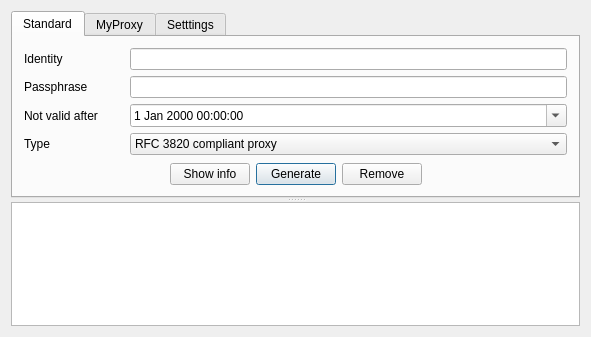
First picture: the form in src/arcproxy-ui/mainwindow.ui, repository jonaslindemann/arc-gui-clients, before the edit.
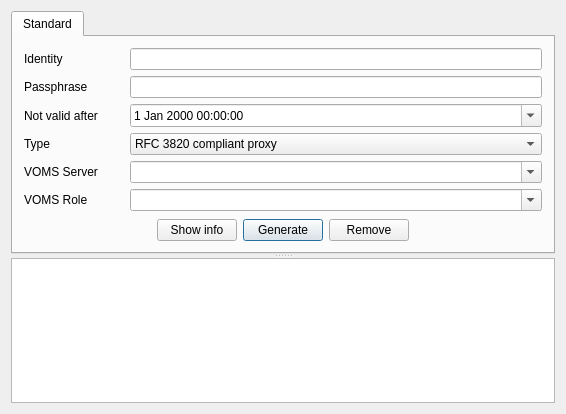
Second picture: the form after the edit.

Commit message: Adding VOMS funtionality in arcproxy-ui

The edit to the form file:
```diff
--- a/src/arcproxy-ui/mainwindow.ui
+++ b/src/arcproxy-ui/mainwindow.ui
@@ -6,8 +6,8 @@
    <rect>
     <x>0</x>
     <y>0</y>
-    <width>591</width>
-    <height>337</height>
+    <width>566</width>
+    <height>414</height>
    </rect>
   </property>
   <property name="windowTitle">
@@ -28,8 +28,6 @@
         <attribute name="title">
          <string>Standard</string>
         </attribute>
-        <layout class="QVBoxLayout" name="verticalLayout_3">
-         <item>
           <layout class="QVBoxLayout" name="verticalLayout_2">
            <item>
             <layout class="QHBoxLayout" name="horizontalLayout">
@@ -158,6 +156,66 @@
              </item>
             </layout>
            </item>
+         <item>
+          <layout class="QHBoxLayout" name="horizontalLayout_6">
+           <item>
+            <widget class="QLabel" name="vomsServerLabel">
+             <property name="minimumSize">
+              <size>
+               <width>100</width>
+               <height>0</height>
+              </size>
+             </property>
+             <property name="text">
+              <string>VOMS Server</string>
+             </property>
+            </widget>
+           </item>
+           <item>
+            <widget class="QComboBox" name="vomsServerCombo">
+             <property name="sizePolicy">
+              <sizepolicy hsizetype="Expanding" vsizetype="Fixed">
+               <horstretch>0</horstretch>
+               <verstretch>0</verstretch>
+              </sizepolicy>
+             </property>
+             <property name="editable">
+              <bool>true</bool>
+             </property>
+            </widget>
+           </item>
+          </layout>
+         </item>
+         <item>
+          <layout class="QHBoxLayout" name="horizontalLayout_7">
+           <item>
+            <widget class="QLabel" name="vomsRoleLabel">
+             <property name="minimumSize">
+              <size>
+               <width>100</width>
+               <height>0</height>
+              </size>
+             </property>
+             <property name="text">
+              <string>VOMS Role</string>
+             </property>
+            </widget>
+           </item>
+           <item>
+            <widget class="QComboBox" name="vomsRoleCombo">
+             <property name="sizePolicy">
+              <sizepolicy hsizetype="Expanding" vsizetype="Fixed">
+               <horstretch>0</horstretch>
+               <verstretch>0</verstretch>
+              </sizepolicy>
+             </property>
+             <property name="editable">
+              <bool>true</bool>
+             </property>
+            </widget>
+           </item>
+          </layout>
+         </item>
            <item>
             <spacer name="verticalSpacer">
              <property name="orientation">
@@ -166,7 +224,7 @@
              <property name="sizeHint" stdset="0">
               <size>
                <width>20</width>
-               <height>18</height>
+             <height>1</height>
               </size>
              </property>
             </spacer>
@@ -229,18 +287,6 @@
             </layout>
            </item>
           </layout>
-         </item>
-        </layout>
-       </widget>
-       <widget class="QWidget" name="myproxyProxyTab">
-        <attribute name="title">
-         <string>MyProxy</string>
-        </attribute>
-       </widget>
-       <widget class="QWidget" name="settingsTab">
-        <attribute name="title">
-         <string>Setttings</string>
-        </attribute>
        </widget>
       </widget>
       <widget class="QTextEdit" name="logText">
```
Lines whose indentation alone changed are shown as unchanged. The commit also changes 4 other files.
